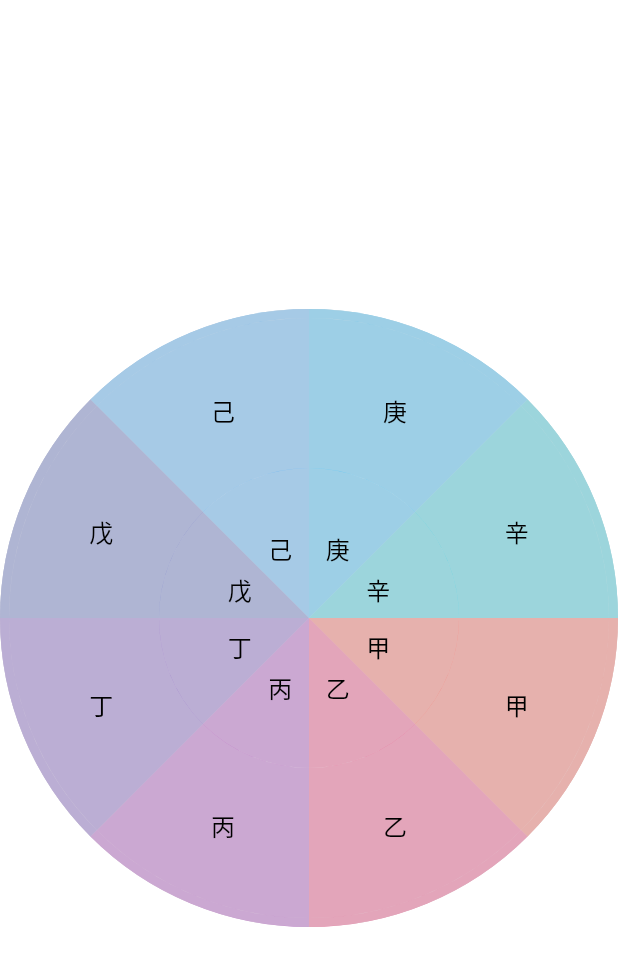
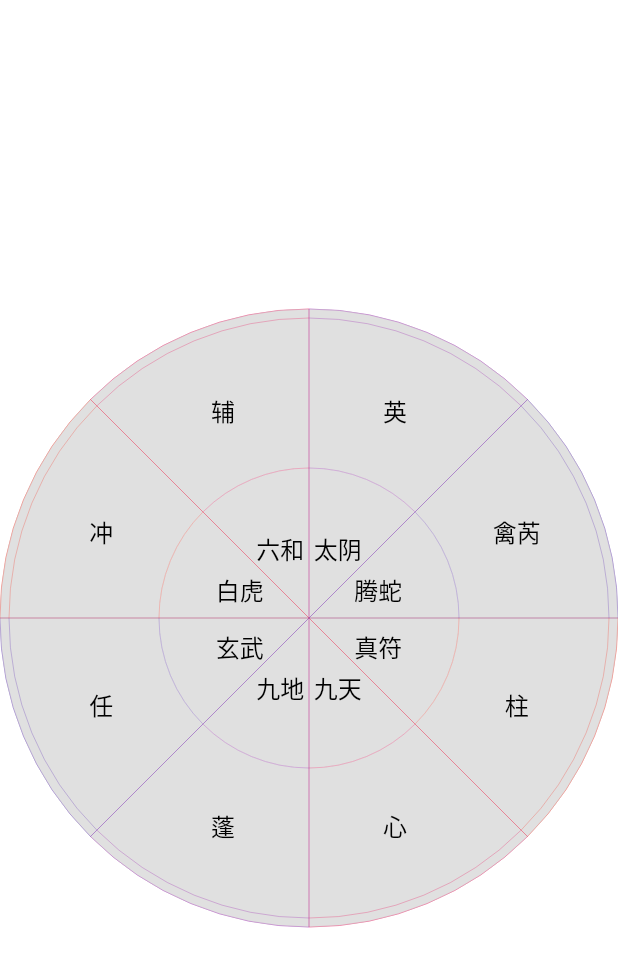
Before and after one commit to aixohub/trader_workstation, a Flutter app: the screen it shows after launch, on a phone screen of 412 x 824 dp. Shown: the top 967 px of the screen. Run offline on Flutter 3.47's test engine with Material 3 defaults, Android fonts, the phone set to English and light mode, and no system bars; our stand-ins replace shared_preferences; accounts and stored records are empty.

Commit message:
init 八

```diff
--- a/lib/main.dart
+++ b/lib/main.dart
@@ -67,7 +67,7 @@ class _RotatingConcentricCirclesState extends State<RotatingConcentricCircles> {
                 child: CustomPaint(
                   size: Size(800, 800),
                   painter:
-                  RingPainter(["甲", "乙", "丙", "丁", "戊", "己", "庚", "辛"]),
+                      RingPainter(["兑七", "乾六", "坎一", "艮八", "震三", "巽四", "离九", "坤二"]),
                 ),
               ),
             ),
@@ -78,7 +78,7 @@ class _RotatingConcentricCirclesState extends State<RotatingConcentricCircles> {
                 child: CustomPaint(
                   size: Size(600, 600),
                   painter:
-                  RingPainter(["甲", "乙", "丙", "丁", "戊", "己", "庚", "辛"]),
+                      RingPainter(["惊", "开", "休", "生", "伤", "杜", "景", "死"]),
                 ),
               ),
             ),
@@ -89,7 +89,7 @@ class _RotatingConcentricCirclesState extends State<RotatingConcentricCircles> {
                 child: CustomPaint(
                   size: Size(400, 400),
                   painter:
-                  RingPainter(["甲", "乙", "丙", "丁", "戊", "己", "庚", "辛"]),
+                      RingPainter(["柱", "心", "蓬", "任", "冲", "辅", "英", "禽芮"]),
                 ),
               ),
             ),
@@ -99,8 +99,8 @@ class _RotatingConcentricCirclesState extends State<RotatingConcentricCircles> {
                 angle: innerAngle,
                 child: CustomPaint(
                   size: Size(200, 200),
-                  painter:
-                  RingPainter(["甲", "乙", "丙", "丁", "戊", "己", "庚", "辛"]),
+                  painter: RingPainter(
+                      ["真符", "九天", "九地", "玄武", "白虎", "六和", "太阴", "腾蛇"]),
                 ),
               ),
             ),
@@ -111,7 +111,6 @@ class _RotatingConcentricCirclesState extends State<RotatingConcentricCircles> {
   }
 }
 
-
 class RingPainter extends CustomPainter {
   final List<String> labels;
 
@@ -120,7 +119,7 @@ class RingPainter extends CustomPainter {
   @override
   void paint(Canvas canvas, Size size) {
     final outerRadius = size.width / 2;
-    final innerRadius = outerRadius -100;
+    final innerRadius = outerRadius - 100;
     final center = Offset(size.width / 2, size.height / 2);
     final elements = labels;
     final sweepAngle = 2 * pi / elements.length;
@@ -139,8 +138,8 @@ class RingPainter extends CustomPainter {
 
       // Draw each segment
       final segmentPaint = Paint()
-        ..color = Colors.primaries[i % Colors.primaries.length].withOpacity(0.3)
-        ..style = PaintingStyle.fill;
+        ..color = Colors.primaries[i % 4].withOpacity(0.3)
+        ..style = PaintingStyle.stroke;
 
       canvas.drawArc(
         Rect.fromCircle(center: center, radius: outerRadius),
```
